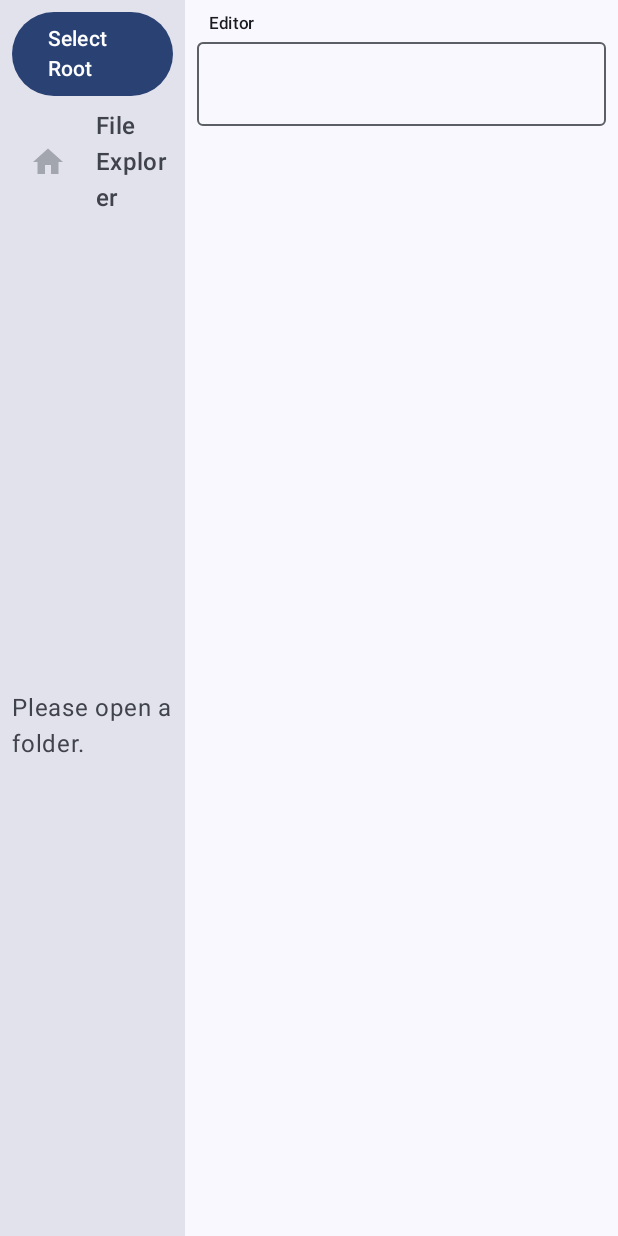
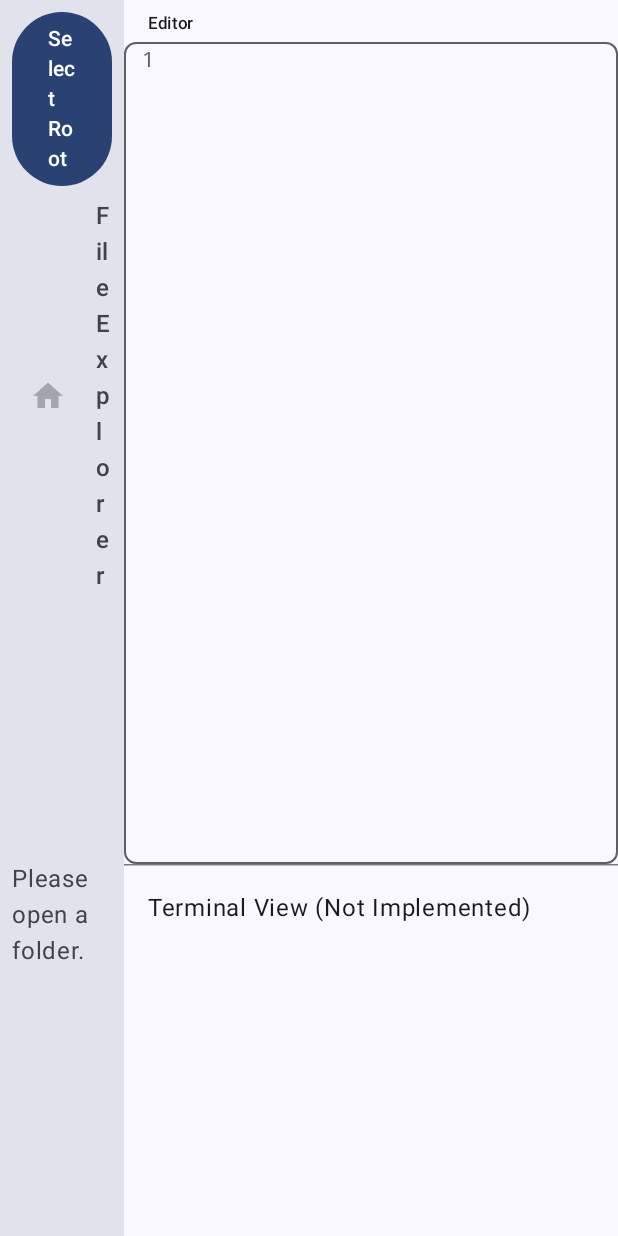
Before and after one commit to vitali87/AndroCode, an Android app built with Jetpack Compose: the composable AndroCodeShell shown on its own in the app's theme, on a phone screen of 412 x 824 dp. Run offline under Robolectric (Android 15) with nearby library versions, the phone set to English and light mode, and no system bars; our stand-ins replace Dagger/Hilt's generated code; libraries missing offline, so code that uses them is left out: androidx.hilt.navigation.

Commit message:
fix(editor): Resolve composable call & Dp reference errors in gutter

```diff
--- a/app/src/main/java/com/example/androcode/MainActivity.kt
+++ b/app/src/main/java/com/example/androcode/MainActivity.kt
@@ -20,7 +20,7 @@ import androidx.compose.foundation.layout.size // <-- Import size
 import androidx.compose.foundation.layout.width // <-- Import width
 import androidx.compose.foundation.lazy.LazyColumn // <-- Import LazyColumn
 import androidx.compose.foundation.lazy.items // <-- Import items
-// import androidx.compose.foundation.text.BasicTextField // No longer needed here
+import androidx.compose.foundation.text.BasicTextField // <-- Import BasicTextField
 import androidx.compose.material.icons.Icons // Base import
 import androidx.compose.material.icons.automirrored.filled.InsertDriveFile
 import androidx.compose.material.icons.automirrored.filled.NoteAdd
@@ -43,6 +43,8 @@ import androidx.compose.material3.Scaffold
 import androidx.compose.material3.SnackbarHost // <-- Import SnackbarHost
 import androidx.compose.material3.SnackbarHostState // <-- Import SnackbarHostState
 import androidx.compose.material3.Surface
+import androidx.compose.material3.TabRow // <-- Import TabRow
+import androidx.compose.material3.Tab // <-- Import Tab
 import androidx.compose.material3.Text
 import androidx.compose.material3.TopAppBar
 import androidx.compose.runtime.Composable
@@ -61,13 +63,25 @@ import androidx.compose.ui.text.AnnotatedString
 import androidx.compose.ui.text.input.TextFieldValue
 import androidx.compose.ui.tooling.preview.Preview // <-- Import Preview
 import androidx.compose.ui.unit.dp // <-- Import dp
+import androidx.compose.ui.unit.Dp // <-- Add this import
 import androidx.compose.material3.AlertDialog // <-- Import AlertDialog
 import androidx.compose.material3.TextButton // <-- Import TextButton
 import com.example.androcode.data.FileItem // <-- Import FileItem
 import com.example.androcode.ui.theme.AndroCodeTheme // Adjust import
 import com.example.androcode.viewmodels.FileExplorerViewModel // <-- Import ViewModel
 import com.example.androcode.viewmodels.EditorViewModel // <-- Import EditorViewModel
-import androidx.compose.material3.OutlinedTextField // <-- Import OutlinedTextField
+import androidx.compose.foundation.border // <-- Import border
+import androidx.compose.foundation.interaction.MutableInteractionSource // Required for BasicTextField
+import androidx.compose.material3.LocalTextStyle // Get default text style
+import androidx.compose.material3.TextFieldDefaults // For padding/colors if needed
+import androidx.compose.foundation.Canvas // Import Canvas
+import androidx.compose.ui.graphics.nativeCanvas // Import nativeCanvas
+import androidx.compose.ui.graphics.drawscope.drawIntoCanvas // Import drawIntoCanvas
+import android.graphics.Paint // Import Paint for drawing text
+import androidx.compose.ui.platform.LocalDensity // Import LocalDensity
+import android.graphics.Typeface // Required for Paint typeface
+import androidx.compose.runtime.derivedStateOf // For efficient calculation
+import androidx.compose.ui.draw.clipToBounds // Ensure gutter doesn't draw over border
 import dagger.hilt.android.AndroidEntryPoint
 import kotlinx.coroutines.launch // <-- Import launch
 import androidx.hilt.navigation.compose.hiltViewModel // <-- Import hiltViewModel
@@ -77,6 +91,13 @@ import androidx.compose.ui.text.TextStyle
 import androidx.compose.ui.text.font.FontFamily // Needed for Monospace
 import androidx.compose.foundation.rememberScrollState // For scrolling
 import androidx.compose.foundation.verticalScroll // For scrolling
+import androidx.compose.foundation.ScrollState // Explicit import
+import androidx.compose.ui.text.TextLayoutResult // Required for line height calculations
+import androidx.compose.ui.unit.sp // For explicit text size
+import androidx.compose.material3.OutlinedTextField // <-- Add import for Dialog usage
+import androidx.compose.ui.graphics.Color // Ensure Color import is present
+import androidx.compose.ui.graphics.toArgb // <-- Add this import
+import androidx.compose.ui.text.TextRange // For resetting cursor on error
 
 @AndroidEntryPoint
 class MainActivity : ComponentActivity() {
@@ -177,58 +198,182 @@ fun FileListItem(fileItem: FileItem, onClick: (FileItem) -> Unit) {
 }
 
 // --- Moved EditorView to top-level --- //
+@OptIn(ExperimentalMaterial3Api::class)
 @Composable
 fun EditorView(
     modifier: Modifier = Modifier,
     editorViewModel: EditorViewModel // Pass the whole ViewModel
 ) {
     val textState by editorViewModel.textFieldValue.collectAsState()
-    val isLoading by editorViewModel.isLoadingContent.collectAsState() // <-- Use isLoadingContent
+    val isLoading by editorViewModel.isLoadingContent.collectAsState()
     val openedFileUri by editorViewModel.openedFileUri.collectAsState()
-    val isFindBarVisible by editorViewModel.isFindBarVisible.collectAsState()
-    val scrollState = rememberScrollState() // Add scroll state
+    val scrollState = rememberScrollState() // Shared scroll state for editor + gutter
+    var textLayoutResult by remember { mutableStateOf<TextLayoutResult?>(null) }
+    val interactionSource = remember { MutableInteractionSource() } // Keep interaction source
+
+    // Define editor text style centrally - no need for remember here,
+    // Compose handles recomposition based on theme changes.
+    val editorTextStyle = TextStyle(
+        fontFamily = FontFamily.Monospace,
+        fontSize = 14.sp,
+        color = MaterialTheme.colorScheme.onSurface // Directly use theme color
+    )
 
     Column(modifier = modifier) {
-        // Label showing the file name (replaces TextField label)
         Text(
             text = openedFileUri?.lastPathSegment ?: "Editor",
             style = MaterialTheme.typography.labelSmall,
-            modifier = Modifier.padding(start = 16.dp, top = 8.dp, end = 16.dp) // Add padding
+            modifier = Modifier.padding(start = 16.dp, top = 8.dp, end = 16.dp)
         )
         Spacer(modifier = Modifier.height(4.dp))
 
-        // Loading indicator or content
         if (isLoading) {
             Box(modifier = Modifier.fillMaxSize().weight(1f), contentAlignment = Alignment.Center) {
                 CircularProgressIndicator()
             }
         } else {
-            // --- Scrollable Text Field Area ---
-            Box(
+            // Core editor layout using BasicTextField and decorationBox
+            BasicTextField(
+                value = textState,
+                onValueChange = {
+                    // Basic check to prevent potential crash with invalid TextLayoutResult
+                    // In a real scenario, more robust error handling might be needed
+                    if (it.text.length <= 100000) { // Arbitrary limit, adjust as needed
+                         editorViewModel.onTextFieldValueChange(it)
+                    } else {
+                        // Handle oversized text - perhaps show a message or trim
+                        // For now, just reset to previous valid state to avoid crash
+                        editorViewModel.onTextFieldValueChange(
+                            textState.copy(text = textState.text.substring(0, 100000))
+                        )
+                         println("Text length limit reached.") // Log or show snackbar
+                    }
+                },
                 modifier = Modifier
                     .fillMaxWidth()
-                    .weight(1f) // Ensure it takes available space before FindBar
-                    .padding(horizontal = 8.dp) // Padding for content
-            ) {
-                OutlinedTextField(
-                    value = textState.text,
-                    onValueChange = { editorViewModel.onTextChanged(it) },
-                    modifier = Modifier
-                        .verticalScroll(scrollState) // Scroll first
-                        .fillMaxSize(), // Then fill the space
-                    textStyle = TextStyle(fontFamily = FontFamily.Monospace),
-                    singleLine = false,
-                    maxLines = Int.MAX_VALUE
-                )
-            }
+                    .weight(1f) // Ensure it takes available vertical space
+                    .border(1.dp, MaterialTheme.colorScheme.outline, MaterialTheme.shapes.small), // Add border here
+                textStyle = editorTextStyle,
+                onTextLayout = { result ->
+                    textLayoutResult = result // Capture layout result for gutter
+                },
+                interactionSource = interactionSource, // Pass interaction source
+                decorationBox = { innerTextField -> // The crucial decorationBox lambda
+                    Row(
+                        Modifier
+                            // .fillMaxSize() // Let the outer BasicTextField modifier handle size
+                            .padding(horizontal = 8.dp, vertical = 4.dp) // Padding inside the border
+                    ) {
+                        // Line Number Gutter Composable
+                        LineNumberGutterInternal(
+                            modifier = Modifier
+                                .padding(end = 8.dp) // Space between gutter and text
+                                .fillMaxHeight(), // Gutter should fill height
+                            textLayoutResult = textLayoutResult,
+                            textStyle = editorTextStyle, // Pass text style for metrics
+                            scrollState = scrollState // Pass the *shared* scroll state
+                        )
+
+                        // The actual text field content, wrapped for scrolling
+                        Box(modifier = Modifier
+                            .weight(1f) // Take remaining width
+                            .verticalScroll(scrollState) // Use the *shared* scroll state
+                            .clipToBounds() // Clip content within the Box
+                        ) {
+                            innerTextField() // **MUST call innerTextField() here**
+                        }
+                    }
+                }
+            )
         }
 
-        // Find Bar (conditionally displayed)
+        // Placeholder for FindBar if needed later
+        /*
         if (isFindBarVisible) {
             FindBar(
-                editorViewModel = editorViewModel, // Correct parameter name here
+                editorViewModel = editorViewModel,
                 onClose = { editorViewModel.toggleFindBarVisibility() }
             )
+        }
+        */
+    }
+}
+
+// --- Refactored LineNumberGutterInternal ---
+@Composable
+private fun LineNumberGutterInternal(
+    modifier: Modifier = Modifier,
+    textLayoutResult: TextLayoutResult?,
+    textStyle: TextStyle, // Receive textStyle for accurate metrics
+    scrollState: ScrollState // Receive the *shared* scroll state
+) {
+    val density = LocalDensity.current
+    val gutterColor = MaterialTheme.colorScheme.outline
+
+    // --- Calculate context-dependent values DIRECTLY (no unnecessary remember) --- //
+    val textSizePx: Float
+    val lineNumPaddingPx: Float
+    val gutterPaddingPx: Float
+    val gutterWidthDp: Dp
+    with(density) {
+        textSizePx = textStyle.fontSize.toPx()
+        lineNumPaddingPx = 4.dp.toPx()
+        gutterPaddingPx = 8.dp.toPx()
+    }
+    val gutterColorArgb = gutterColor.toArgb()
+
+    val maxLineNumberText = remember(textLayoutResult?.lineCount) {
+        (textLayoutResult?.lineCount ?: 1).toString()
+    }
+
+    // Remember Paint object, keyed by primitive values
+    val lineNumberPaint = remember(textSizePx, gutterColorArgb) {
+        Paint().apply {
+            isAntiAlias = true
+            textAlign = android.graphics.Paint.Align.RIGHT
+            typeface = Typeface.MONOSPACE
+            textSize = textSizePx
+            color = gutterColorArgb
+        }
+    }
+
+    // Calculate final gutter width in Dp, using the remembered Paint
+    // This calculation is outside remember, using density directly
+    with(density) {
+         gutterWidthDp = (lineNumberPaint.measureText(maxLineNumberText) + gutterPaddingPx).toDp()
+    }
+
+    Canvas(
+        modifier = modifier
+            .width(gutterWidthDp) // Use calculated Dp width
+            .clipToBounds()
+    ) {
+        // Use pre-calculated pixel padding for drawing text position
+        val lineNumDrawX = size.width - lineNumPaddingPx
+
+        drawIntoCanvas { canvas ->
+            textLayoutResult?.let { layoutResult ->
+                val lineCount = layoutResult.lineCount
+                val fontMetrics = lineNumberPaint.fontMetrics // Get metrics once
+
+                for (lineIndex in 0 until lineCount) {
+                    val lineNum = (lineIndex + 1).toString()
+                    val lineTop = layoutResult.getLineTop(lineIndex)
+                    val lineBottom = layoutResult.getLineBottom(lineIndex)
+
+                    // Center the text vertically
+                    val verticalCenterOffset = (lineBottom - lineTop - (fontMetrics.descent - fontMetrics.ascent)) / 2f
+                    val yPos = lineTop + verticalCenterOffset - fontMetrics.ascent
+
+                    // Draw the line number
+                    canvas.nativeCanvas.drawText(
+                        lineNum,
+                        lineNumDrawX, // Use pre-calculated X position
+                        yPos,
+                        lineNumberPaint
+                    )
+                }
+            }
         }
     }
 }
@@ -249,18 +394,19 @@ fun AndroCodeShell(
 ) {
     Row(modifier = modifier.fillMaxSize()) {
         FileExplorerView(
-            modifier = Modifier.weight(0.3f), // File Explorer takes 30% width
+            modifier = Modifier.weight(0.2f).fillMaxHeight(),
             viewModel = fileExplorerViewModel,
             editorViewModel = editorViewModel
         )
-        // Pane for Editor / Terminal / etc.
-        Box(modifier = Modifier.weight(0.7f).fillMaxHeight()) { // Editor takes 70% width AND fills height
-            // Display the Editor View, passing the ViewModel
+        Column(modifier = Modifier.weight(0.8f).fillMaxSize()) {
             EditorView(
-                modifier = Modifier.fillMaxSize(), // Tell EditorView to fill the Box
+                modifier = Modifier.weight(0.7f).fillMaxWidth(),
                 editorViewModel = editorViewModel
             )
-            // TODO: Add logic to switch between EditorView and TerminalView later
+            HorizontalDivider() // <-- Add divider here
+            TerminalView(
+                modifier = Modifier.weight(0.3f).fillMaxWidth()
+            )
         }
     }
 }
@@ -533,28 +679,7 @@ fun CreateItemDialog(
 @Preview(showBackground = true)
 @Composable
 fun AndroCodePreview() {
-    AndroCodeTheme {
-        // --- Simplified Preview ---
-        // Avoid complex ViewModel setup for preview, show basic structure
-        Row(Modifier.fillMaxSize()) {
-            Box(
-                modifier = Modifier
-                    .weight(0.3f)
-                    .fillMaxHeight()
-                    .background(MaterialTheme.colorScheme.surfaceVariant)
-            ) {
-                Text("File Explorer Area", modifier = Modifier.align(Alignment.Center))
-            }
-            Box(
-                modifier = Modifier
-                    .weight(0.7f)
-                    .fillMaxHeight()
-                    .background(MaterialTheme.colorScheme.background)
-            ) {
-                Text("Editor Area", modifier = Modifier.align(Alignment.Center))
-            }
-        }
-    }
+    Text("AndroCode Preview (Editor needs ViewModel)")
 }
 
 // Preview for FileListItem (if needed, ensure FileItem is accessible or mocked)
@@ -591,19 +716,7 @@ fun FileExplorerViewPreview() {
 @Preview(showBackground = true, widthDp = 500)
 @Composable
 fun EditorViewPreview() {
-    // Simplified Preview
-    AndroCodeTheme {
-        Box(Modifier.fillMaxSize().background(MaterialTheme.colorScheme.background)) {
-            Text("Editor View Preview", modifier = Modifier.align(Alignment.Center))
-            // Basic TextField if layout/appearance testing is needed
-            OutlinedTextField(
-                value = "Sample code...",
-                onValueChange = {},
-                modifier = Modifier.fillMaxSize().padding(8.dp),
-                label = { Text("sample.kt") }
-            )
-        }
-    }
+    Text("Editor Preview needs ViewModel")
 }
 
 @Composable
--- a/app/src/main/java/com/example/androcode/viewmodels/EditorViewModel.kt
+++ b/app/src/main/java/com/example/androcode/viewmodels/EditorViewModel.kt
@@ -109,11 +109,10 @@ class EditorViewModel @Inject constructor(
     }
 
     // Call this when the text content changes in the UI
-    fun onContentChange(newValue: TextFieldValue) {
+    // Needs to handle TextFieldValue for BasicTextField
+    fun onTextFieldValueChange(newValue: TextFieldValue) {
         _textFieldValue.value = newValue
-        // Update simple string state as well for potential compatibility/other uses
         _currentFileContent.value = newValue.text
-        // Check if content is modified compared to the initially loaded content
         _isModified.value = _loadedFileContent.value != newValue.text
     }
 
@@ -239,15 +238,6 @@ class EditorViewModel @Inject constructor(
     // --- End Find Functionality Methods ---
 
     /**
-     * Call this when the text content changes in the UI editor.
-     */
-    fun onTextChanged(newText: String) {
-        _textFieldValue.value = _textFieldValue.value.copy(text = newText)
-        _currentFileContent.value = newText
-        _isModified.value = _loadedFileContent.value != newText
-    }
-
-    /**
      * Reads the content of a file URI using ContentResolver and DocumentFile.
      * Runs on Dispatchers.IO.
      */
```
Also changed, not shown: 1 other file.
